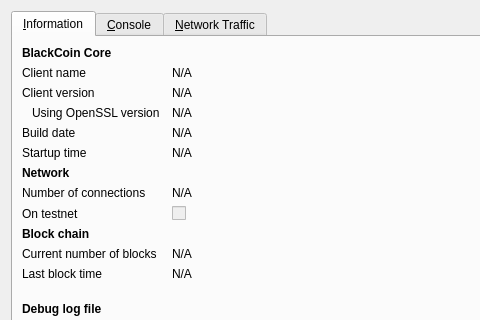
Qt form src/qt/forms/rpcconsole.ui (bogatyrov/valorbit) before a commit; both pictures show x 0 to 480 and y 0 to 320 of the 740 by 450 pixel window.
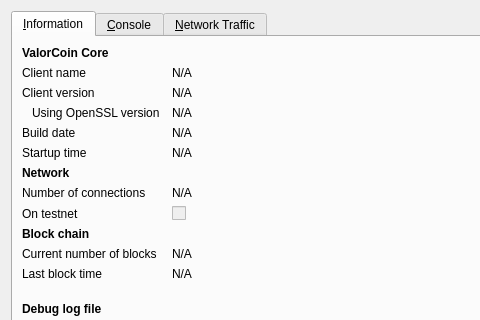
The same form after that commit. Icons and pictures are not drawn. Custom widgets are drawn as their Qt base class.

Commit message: Initial coin morphing

```diff
--- a/src/qt/forms/rpcconsole.ui
+++ b/src/qt/forms/rpcconsole.ui
@@ -36,7 +36,7 @@
           </font>
          </property>
          <property name="text">
-          <string>BlackCoin Core</string>
+          <string>ValorCoin Core</string>
          </property>
         </widget>
        </item>
```
Left out of the diff: 6 changed lines with no effect on the pictures. The commit also changes 72 other files.
